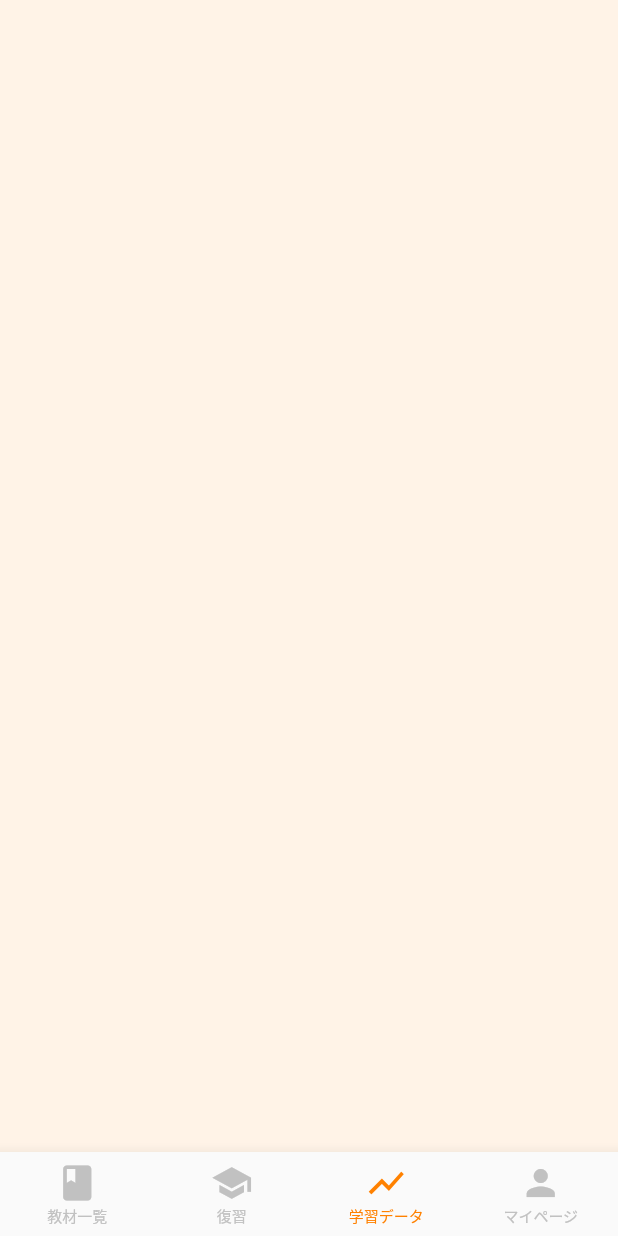
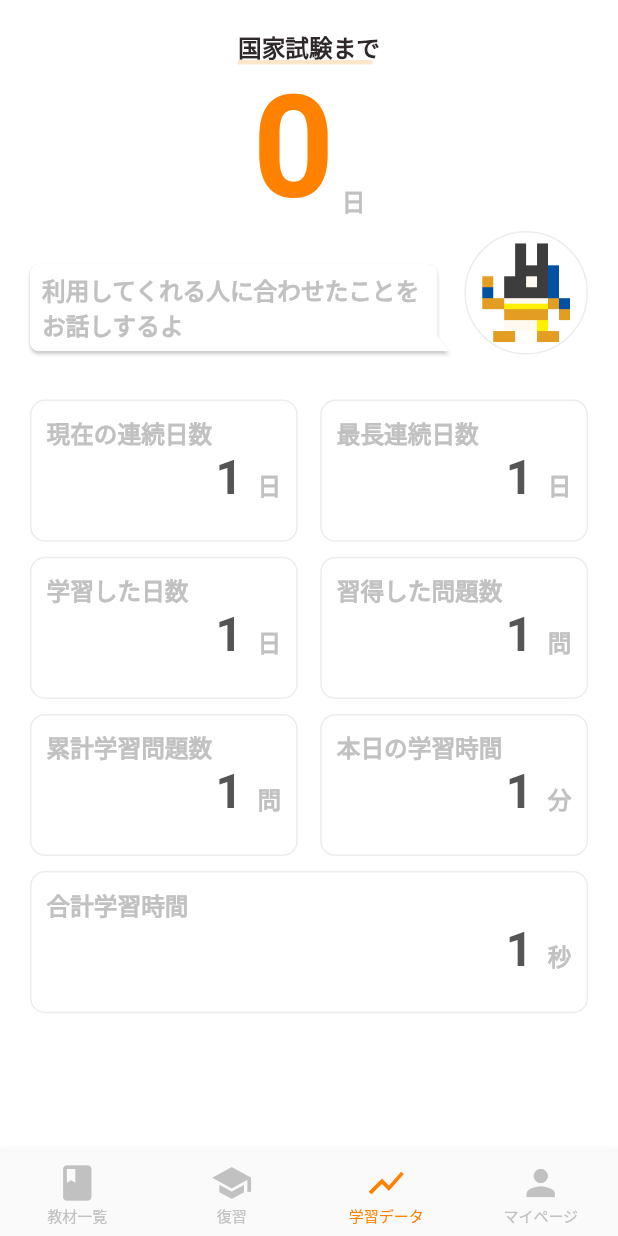
Before and after one commit to takasshii/flutter_test_quiz_app, a Flutter app: the screen it shows after launch, item 3 of the bottom bar chosen, on a phone screen of 412 x 824 dp. Run offline on Flutter 3.47's test engine with Material 2 defaults, Android fonts, the phone set to English and light mode, and no system bars; drawn by our look-alikes of bubble; our stand-ins replace firebase_auth, firebase_core, flutter_svg, websafe_svg; accounts and stored records are empty; network calls fail.

Commit message:
学習データのページを追加

```diff
--- a/lib/controllers/bottom_navigation_controller.dart
+++ b/lib/controllers/bottom_navigation_controller.dart
@@ -2,7 +2,7 @@ import 'package:flutter/material.dart';
 import 'package:flutter_test_takashii/screens/books/book_lists.dart';
 import 'package:flutter_test_takashii/screens/learningData/learning_data_page.dart';
 import 'package:flutter_test_takashii/screens/myPage/my_page_screen.dart';
-import 'package:flutter_test_takashii/screens/welcome/welcome_screen.dart';
+import 'package:flutter_test_takashii/screens/review/review_screen.dart';
 
 int selectedIndex = 0;
 
@@ -26,7 +26,7 @@ class BottomNavigationController extends ChangeNotifier {
         context,
         new PageRouteBuilder(
           pageBuilder: (context, animation, secondaryAnimation) =>
-              new WelcomeScreen(),
+              new ReviewScreen(),
           transitionDuration: Duration(seconds: 0),
         ),
         (_) => false,
--- a/lib/controllers/progressbar_controller.dart
+++ b/lib/controllers/progressbar_controller.dart
@@ -14,13 +14,13 @@ class ProgressControllerState extends State<ProgressController>
     with SingleTickerProviderStateMixin {
   static late AnimationController animationController;
   //なぜか使用されない？？
-  late Animation _animation;
+  late Animation animation;
 
   void initState() {
     super.initState();
     animationController =
         AnimationController(vsync: this, duration: const Duration(seconds: 60));
-    _animation = animationController.drive(
+    animation = animationController.drive(
       Tween<double>(
         begin: 1.0,
         end: 0.0,
--- /dev/null
+++ b/lib/screens/learningData/componentes/bubble_with_image.dart
@@ -0,0 +1,56 @@
+import 'package:bubble/bubble.dart';
+import 'package:flutter/material.dart';
+
+import '../../../constants.dart';
+
+class BubbleWithImage extends StatelessWidget {
+  const BubbleWithImage({Key? key}) : super(key: key);
+
+  @override
+  Widget build(BuildContext context) {
+    Size size = MediaQuery.of(context).size;
+    final double height = size.width * 0.23;
+    return Container(
+      width: size.width - 40,
+      child: Expanded(
+        flex: 2,
+        child: Row(
+          mainAxisAlignment: MainAxisAlignment.center,
+          children: [
+            Expanded(
+              child: Bubble(
+                color: kBackGroundColor,
+                nip: BubbleNip.rightBottom,
+                child: Text(
+                  "利用してくれる人に合わせたことをお話しするよ",
+                  style: TextStyle(
+                      fontWeight: FontWeight.bold,
+                      fontSize: height / 6,
+                      color: kGrayColor),
+                ),
+              ),
+            ),
+            Container(
+              margin: EdgeInsets.only(
+                left: kDefaultPadding / 2,
+                bottom: kDefaultPadding,
+              ),
+              decoration: BoxDecoration(
+                color: Colors.white,
+                border: Border.all(color: kGrayColor.withOpacity(0.3)),
+                borderRadius: BorderRadius.circular(50),
+              ),
+              //写真のサイズを固定
+              width: size.width * 0.2,
+              height: size.width * 0.2,
+              child: Image.asset(
+                "assets/images/エジプト神（イヌ型）.png",
+                fit: BoxFit.contain,
+              ),
+            ),
+          ],
+        ),
+      ),
+    );
+  }
+}
--- /dev/null
+++ b/lib/screens/learningData/componentes/count_down.dart
@@ -0,0 +1,68 @@
+import 'package:flutter/material.dart';
+
+import '../../../constants.dart';
+
+class CountDown extends StatelessWidget {
+  const CountDown({Key? key}) : super(key: key);
+
+  @override
+  Widget build(BuildContext context) {
+    Size size = MediaQuery.of(context).size;
+    final double height = size.width * 0.23;
+    return Container(
+      width: size.width - 40,
+      child: Column(
+        children: [
+          Stack(
+            children: [
+              RichText(
+                text: TextSpan(
+                    text: "国家試験まで",
+                    style: TextStyle(
+                        fontWeight: FontWeight.bold,
+                        fontSize: height / 6,
+                        color: kBlackColor)),
+              ),
+              Positioned(
+                bottom: 0,
+                left: 0,
+                right: 0,
+                child: Container(
+                  margin: EdgeInsets.only(right: kDefaultPadding / 4),
+                  height: 3,
+                  color: kPrimaryColor.withOpacity(0.2),
+                ),
+              )
+            ],
+          ),
+          Row(
+            mainAxisAlignment: MainAxisAlignment.center,
+            children: [
+              RichText(
+                  text: TextSpan(
+                      text: "0",
+                      style: TextStyle(
+                          fontWeight: FontWeight.bold,
+                          fontSize: height,
+                          color: kPrimaryColor))),
+              Container(
+                height: height,
+                alignment: Alignment.bottomCenter,
+                padding: EdgeInsets.only(left: kDefaultPadding / 4),
+                child: RichText(
+                  text: TextSpan(
+                    text: "日",
+                    style: TextStyle(
+                        fontWeight: FontWeight.bold,
+                        fontSize: height / 6,
+                        color: kGrayColor),
+                  ),
+                ),
+              ),
+            ],
+          ),
+        ],
+      ),
+    );
+  }
+}
--- /dev/null
+++ b/lib/screens/learningData/componentes/show_big_data_area.dart
@@ -0,0 +1,75 @@
+import 'package:flutter/material.dart';
+
+import '../../../constants.dart';
+
+class ShowBigDataArea extends StatelessWidget {
+  const ShowBigDataArea({Key? key, required this.title, required this.data})
+      : super(key: key);
+
+  final String title;
+  final int data;
+
+  @override
+  Widget build(BuildContext context) {
+    Size size = MediaQuery.of(context).size;
+    final double width = (size.width - 40);
+    final double height = size.width * 0.23;
+    return Container(
+      margin: EdgeInsets.only(top: kDefaultPadding / 2),
+      decoration: BoxDecoration(
+        color: Colors.white,
+        border: Border.all(color: kGrayColor.withOpacity(0.3)),
+        borderRadius: BorderRadius.circular(10),
+      ),
+      //端っこと中央のmarginを引いて2で割った
+      width: width,
+      height: height,
+      child: Container(
+        padding: EdgeInsets.all(kDefaultPadding / 2),
+        child: Align(
+          child: Column(
+            crossAxisAlignment: CrossAxisAlignment.start,
+            children: [
+              RichText(
+                  text: TextSpan(
+                      text: "${title}",
+                      style: TextStyle(
+                          fontWeight: FontWeight.bold,
+                          fontSize: height / 6,
+                          color: kGrayColor))),
+              Row(
+                mainAxisAlignment: MainAxisAlignment.end,
+                children: [
+                  RichText(
+                    text: TextSpan(
+                      text: "${data}",
+                      style: TextStyle(
+                          fontWeight: FontWeight.bold,
+                          fontSize: height / 3,
+                          color: kLogoBackGroundColor),
+                    ),
+                  ),
+                  Container(
+                    //上のフォントサイズと合わせた。（注）
+                    height: height / 3,
+                    alignment: Alignment.bottomCenter,
+                    padding: EdgeInsets.only(left: kDefaultPadding / 2),
+                    child: RichText(
+                      text: TextSpan(
+                        text: "秒",
+                        style: TextStyle(
+                            fontWeight: FontWeight.bold,
+                            fontSize: height / 6,
+                            color: kGrayColor),
+                      ),
+                    ),
+                  ),
+                ],
+              ),
+            ],
+          ),
+        ),
+      ),
+    );
+  }
+}
--- /dev/null
+++ b/lib/screens/learningData/componentes/show_data_area.dart
@@ -0,0 +1,76 @@
+import 'package:flutter/material.dart';
+
+import '../../../constants.dart';
+
+class ShowDataArea extends StatelessWidget {
+  const ShowDataArea(
+      {Key? key, required this.title, required this.unit, required this.data})
+      : super(key: key);
+
+  final String title, unit;
+  final int data;
+
+  @override
+  Widget build(BuildContext context) {
+    Size size = MediaQuery.of(context).size;
+    final double width = (size.width - 55) * 0.5;
+    final double height = size.width * 0.23;
+    return Container(
+      margin: EdgeInsets.only(top: kDefaultPadding / 2),
+      decoration: BoxDecoration(
+        color: Colors.white,
+        border: Border.all(color: kGrayColor.withOpacity(0.3)),
+        borderRadius: BorderRadius.circular(10),
+      ),
+      //端っこと中央のmarginを引いて2で割った
+      width: width,
+      height: height,
+      child: Container(
+        padding: EdgeInsets.all(kDefaultPadding / 2),
+        child: Align(
+          child: Column(
+            crossAxisAlignment: CrossAxisAlignment.start,
+            children: [
+              RichText(
+                  text: TextSpan(
+                      text: "${title}",
+                      style: TextStyle(
+                          fontWeight: FontWeight.bold,
+                          fontSize: height / 6,
+                          color: kGrayColor))),
+              Row(
+                mainAxisAlignment: MainAxisAlignment.end,
+                children: [
+                  RichText(
+                    text: TextSpan(
+                      text: "${data}",
+                      style: TextStyle(
+                          fontWeight: FontWeight.bold,
+                          fontSize: height / 3,
+                          color: kLogoBackGroundColor),
+                    ),
+                  ),
+                  Container(
+                    //上のフォントサイズと合わせた。（注）
+                    height: height / 3,
+                    alignment: Alignment.bottomCenter,
+                    padding: EdgeInsets.only(left: kDefaultPadding / 2),
+                    child: RichText(
+                      text: TextSpan(
+                        text: "${unit}",
+                        style: TextStyle(
+                            fontWeight: FontWeight.bold,
+                            fontSize: height / 6,
+                            color: kGrayColor),
+                      ),
+                    ),
+                  ),
+                ],
+              ),
+            ],
+          ),
+        ),
+      ),
+    );
+  }
+}
--- a/lib/screens/learningData/learning_data_page.dart
+++ b/lib/screens/learningData/learning_data_page.dart
@@ -1,6 +1,11 @@
 import 'package:flutter/material.dart';
 import 'package:flutter_test_takashii/constants.dart';
 import 'package:flutter_test_takashii/screens/commonComponents/bottomNavigation/bottom_navigation_bar.dart';
+
+import 'componentes/bubble_with_image.dart';
+import 'componentes/count_down.dart';
+import 'componentes/show_big_data_area.dart';
+import 'componentes/show_data_area.dart';
 
 class LearningDataPage extends StatelessWidget {
   const LearningDataPage({Key? key}) : super(key: key);
@@ -8,12 +13,45 @@ class LearningDataPage extends StatelessWidget {
   @override
   Widget build(BuildContext context) {
     return Scaffold(
-      backgroundColor: kSecondBackGroundColor,
-      body: SingleChildScrollView(
-        child: Container(
-          margin: EdgeInsets.all(kDefaultPadding),
-          child: Column(
-            children: [],
+      backgroundColor: kBackGroundColor.withOpacity(0.97),
+      body: SafeArea(
+        child: SingleChildScrollView(
+          child: Container(
+            margin: EdgeInsets.all(kDefaultPadding),
+            child: Column(
+              children: [
+                CountDown(),
+                BubbleWithImage(),
+                Row(
+                  children: [
+                    ShowDataArea(title: "現在の連続日数", data: 1, unit: "日"),
+                    Container(
+                      width: 15,
+                    ),
+                    ShowDataArea(title: "最長連続日数", data: 1, unit: "日"),
+                  ],
+                ),
+                Row(
+                  children: [
+                    ShowDataArea(title: "学習した日数", data: 1, unit: "日"),
+                    Container(
+                      width: 15,
+                    ),
+                    ShowDataArea(title: "習得した問題数", data: 1, unit: "問"),
+                  ],
+                ),
+                Row(
+                  children: [
+                    ShowDataArea(title: "累計学習問題数", data: 1, unit: "問"),
+                    Container(
+                      width: 15,
+                    ),
+                    ShowDataArea(title: "本日の学習時間", data: 1, unit: "分"),
+                  ],
+                ),
+                ShowBigDataArea(title: "合計学習時間", data: 1),
+              ],
+            ),
           ),
         ),
       ),
--- a/lib/screens/myPage/my_page_screen.dart
+++ b/lib/screens/myPage/my_page_screen.dart
@@ -11,7 +11,6 @@ class MyPageScreen extends StatelessWidget {
 
   @override
   Widget build(BuildContext context) {
-    Size size = MediaQuery.of(context).size;
     return Scaffold(
       appBar: AppBar(
         elevation: 1.0,
--- /dev/null
+++ b/lib/screens/review/review_screen.dart
@@ -0,0 +1,41 @@
+import 'package:flutter/material.dart';
+import 'package:flutter_test_takashii/screens/commonComponents/bottomNavigation/bottom_navigation_bar.dart';
+
+import '../../constants.dart';
+
+class ReviewScreen extends StatelessWidget {
+  const ReviewScreen({Key? key}) : super(key: key);
+
+  @override
+  Widget build(BuildContext context) {
+    Size size = MediaQuery.of(context).size;
+    return Scaffold(
+      body: SafeArea(
+        child: Container(
+          margin: EdgeInsets.all(kDefaultPadding),
+          width: size.width - 40,
+          child: Column(
+            children: [
+              Row(
+                children: [
+                  Icon(Icons.chevron_left),
+                  Spacer(),
+                  RichText(
+                      text: TextSpan(
+                          text: "〜分野",
+                          style: TextStyle(
+                              fontWeight: FontWeight.bold,
+                              fontSize: 20,
+                              color: kBlackColor))),
+                  Spacer(),
+                  Icon(Icons.chevron_right),
+                ],
+              ),
+            ],
+          ),
+        ),
+      ),
+      bottomNavigationBar: BuildBottomNavigationBar(),
+    );
+  }
+}
--- a/pubspec.yaml
+++ b/pubspec.yaml
@@ -47,6 +47,8 @@ dependencies:
   firebase_auth: ^3.3.7
   cloud_firestore: ^3.1.8
 
+  #吹き出し
+  bubble: ^1.2.1
 
 dev_dependencies:
   flutter_test:
```
Also changed, not shown: pubspec.lock.
